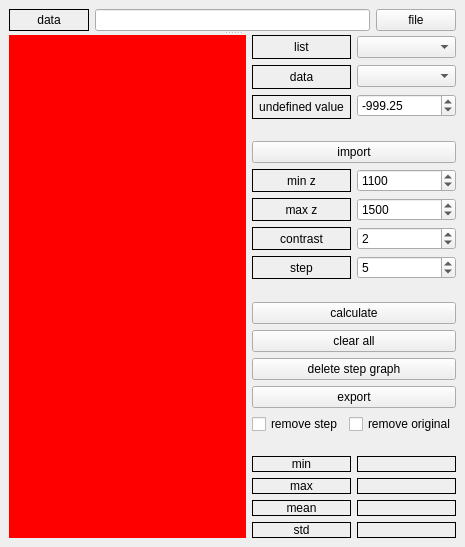
Ajgull/SummerPractice2.0, file python_part/ui_window.ui: the form before one commit.
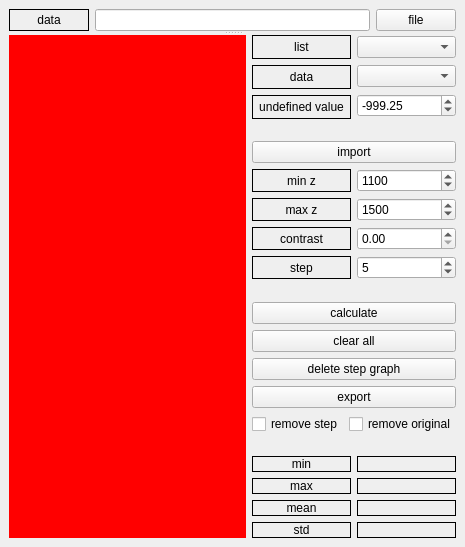
The form after the commit.

The edit to the form file:
```diff
--- a/python_part/ui_window.ui
+++ b/python_part/ui_window.ui
@@ -290,14 +290,8 @@
                </widget>
               </item>
               <item>
-               <widget class="QSpinBox" name="SB_Contrast">
-                <property name="minimum">
-                 <number>1</number>
-                </property>
-                <property name="maximum">
-                 <number>100000</number>
-                </property>
-                <property name="value">
+               <widget class="QDoubleSpinBox" name="SB_Contrast">
+                <property name="decimals">
                  <number>2</number>
                 </property>
                </widget>
```
